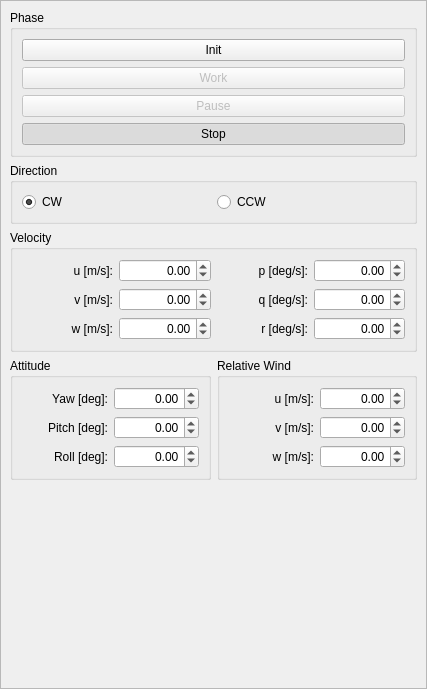
Qt form src/test_rotor/src/gui/DockWidgetMain.ui (marek-cel/mscsim) before a commit.
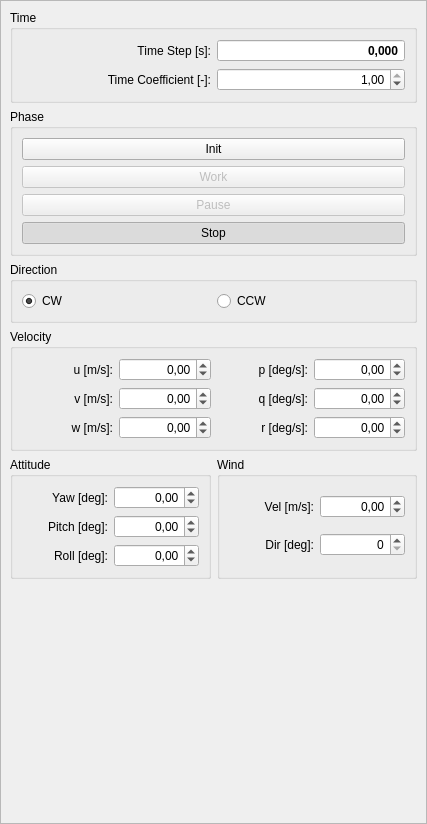
The same form after that commit.

```diff
--- a/src/test_rotor/src/gui/DockWidgetMain.ui
+++ b/src/test_rotor/src/gui/DockWidgetMain.ui
@@ -7,7 +7,7 @@
     <x>0</x>
     <y>0</y>
     <width>427</width>
-    <height>689</height>
+    <height>824</height>
    </rect>
   </property>
   <property name="minimumSize">
@@ -17,7 +17,7 @@
    </size>
   </property>
   <property name="locale">
-   <locale language="English" country="UnitedStates"/>
+   <locale language="Polish" country="Poland"/>
   </property>
   <property name="features">
    <set>QDockWidget::DockWidgetMovable</set>
@@ -49,12 +49,12 @@
         <rect>
          <x>0</x>
          <y>0</y>
-         <width>431</width>
-         <height>649</height>
+         <width>442</width>
+         <height>784</height>
         </rect>
        </property>
        <layout class="QGridLayout" name="gridLayout_6">
-        <item row="0" column="0" colspan="2">
+        <item row="1" column="0" colspan="2">
          <widget class="QGroupBox" name="groupBoxPhase">
           <property name="title">
            <string>Phase</string>
@@ -124,7 +124,7 @@
           </layout>
          </widget>
         </item>
-        <item row="1" column="0" colspan="2">
+        <item row="2" column="0" colspan="2">
          <widget class="QGroupBox" name="groupBoxDirection">
           <property name="title">
            <string>Direction</string>
@@ -156,7 +156,7 @@
           </layout>
          </widget>
         </item>
-        <item row="2" column="0" colspan="2">
+        <item row="3" column="0" colspan="2">
          <widget class="QGroupBox" name="groupBoxVelocity">
           <property name="minimumSize">
            <size>
@@ -327,7 +327,7 @@
           </layout>
          </widget>
         </item>
-        <item row="3" column="0">
+        <item row="4" column="0">
          <widget class="QGroupBox" name="groupBoxAttitude">
           <property name="title">
            <string>Attitude</string>
@@ -414,27 +414,30 @@
           </layout>
          </widget>
         </item>
-        <item row="3" column="1">
+        <item row="4" column="1">
          <widget class="QGroupBox" name="groupBoxWind">
           <property name="title">
-           <string>Relative Wind</string>
+           <string>Wind</string>
           </property>
           <layout class="QGridLayout" name="gridLayout_5">
-           <item row="0" column="0">
-            <widget class="QLabel" name="labelWindU">
-             <property name="text">
-              <string>u [m/s]:</string>
-             </property>
+           <item row="1" column="1">
+            <widget class="QDoubleSpinBox" name="spinBoxWindDir">
              <property name="alignment">
               <set>Qt::AlignRight|Qt::AlignTrailing|Qt::AlignVCenter</set>
              </property>
-             <property name="buddy">
-              <cstring>spinBoxWindU</cstring>
+             <property name="decimals">
+              <number>0</number>
+             </property>
+             <property name="minimum">
+              <double>0.000000000000000</double>
+             </property>
+             <property name="maximum">
+              <double>365.000000000000000</double>
              </property>
             </widget>
            </item>
            <item row="0" column="1">
-            <widget class="QDoubleSpinBox" name="spinBoxWindU">
+            <widget class="QDoubleSpinBox" name="spinBoxWindVel">
              <property name="alignment">
               <set>Qt::AlignRight|Qt::AlignTrailing|Qt::AlignVCenter</set>
              </property>
@@ -447,61 +450,35 @@
             </widget>
            </item>
            <item row="1" column="0">
-            <widget class="QLabel" name="labelWindV">
+            <widget class="QLabel" name="labelWindDir">
              <property name="text">
-              <string>v [m/s]:</string>
+              <string>Dir [deg]:</string>
              </property>
              <property name="alignment">
               <set>Qt::AlignRight|Qt::AlignTrailing|Qt::AlignVCenter</set>
              </property>
              <property name="buddy">
-              <cstring>spinBoxWindV</cstring>
+              <cstring>spinBoxWindDir</cstring>
              </property>
             </widget>
            </item>
-           <item row="1" column="1">
-            <widget class="QDoubleSpinBox" name="spinBoxWindV">
-             <property name="alignment">
-              <set>Qt::AlignRight|Qt::AlignTrailing|Qt::AlignVCenter</set>
-             </property>
-             <property name="minimum">
-              <double>-999.990000000000009</double>
-             </property>
-             <property name="maximum">
-              <double>999.990000000000009</double>
-             </property>
-            </widget>
-           </item>
-           <item row="2" column="0">
-            <widget class="QLabel" name="labelWindW">
+           <item row="0" column="0">
+            <widget class="QLabel" name="labelWindVel">
              <property name="text">
-              <string>w [m/s]:</string>
+              <string>Vel [m/s]:</string>
              </property>
              <property name="alignment">
               <set>Qt::AlignRight|Qt::AlignTrailing|Qt::AlignVCenter</set>
              </property>
              <property name="buddy">
-              <cstring>spinBoxWindW</cstring>
-             </property>
-            </widget>
-           </item>
-           <item row="2" column="1">
-            <widget class="QDoubleSpinBox" name="spinBoxWindW">
-             <property name="alignment">
-              <set>Qt::AlignRight|Qt::AlignTrailing|Qt::AlignVCenter</set>
-             </property>
-             <property name="minimum">
-              <double>-999.990000000000009</double>
-             </property>
-             <property name="maximum">
-              <double>999.990000000000009</double>
+              <cstring>spinBoxWindVel</cstring>
              </property>
             </widget>
            </item>
           </layout>
          </widget>
         </item>
-        <item row="4" column="0" colspan="2">
+        <item row="5" column="0" colspan="2">
          <spacer name="verticalSpacer">
           <property name="orientation">
            <enum>Qt::Vertical</enum>
@@ -514,6 +491,73 @@
           </property>
          </spacer>
         </item>
+        <item row="0" column="0" colspan="2">
+         <widget class="QGroupBox" name="groupBoxTime">
+          <property name="title">
+           <string>Time</string>
+          </property>
+          <layout class="QGridLayout" name="gridLayout_8">
+           <item row="0" column="0">
+            <widget class="QLabel" name="label">
+             <property name="text">
+              <string>Time Step [s]:</string>
+             </property>
+             <property name="alignment">
+              <set>Qt::AlignRight|Qt::AlignTrailing|Qt::AlignVCenter</set>
+             </property>
+            </widget>
+           </item>
+           <item row="0" column="1">
+            <widget class="QDoubleSpinBox" name="spinBoxTimeStep">
+             <property name="font">
+              <font>
+               <weight>75</weight>
+               <bold>true</bold>
+              </font>
+             </property>
+             <property name="alignment">
+              <set>Qt::AlignRight|Qt::AlignTrailing|Qt::AlignVCenter</set>
+             </property>
+             <property name="readOnly">
+              <bool>true</bool>
+             </property>
+             <property name="buttonSymbols">
+              <enum>QAbstractSpinBox::NoButtons</enum>
+             </property>
+             <property name="decimals">
+              <number>3</number>
+             </property>
+            </widget>
+           </item>
+           <item row="1" column="0">
+            <widget class="QLabel" name="label_2">
+             <property name="text">
+              <string>Time Coefficient [-]:</string>
+             </property>
+             <property name="alignment">
+              <set>Qt::AlignRight|Qt::AlignTrailing|Qt::AlignVCenter</set>
+             </property>
+            </widget>
+           </item>
+           <item row="1" column="1">
+            <widget class="QDoubleSpinBox" name="spinBoxTimeCoef">
+             <property name="alignment">
+              <set>Qt::AlignRight|Qt::AlignTrailing|Qt::AlignVCenter</set>
+             </property>
+             <property name="maximum">
+              <double>1.000000000000000</double>
+             </property>
+             <property name="singleStep">
+              <double>0.010000000000000</double>
+             </property>
+             <property name="value">
+              <double>1.000000000000000</double>
+             </property>
+            </widget>
+           </item>
+          </layout>
+         </widget>
+        </item>
        </layout>
       </widget>
      </widget>
```
Left out of the diff: 7 changed lines with no effect on the pictures.
